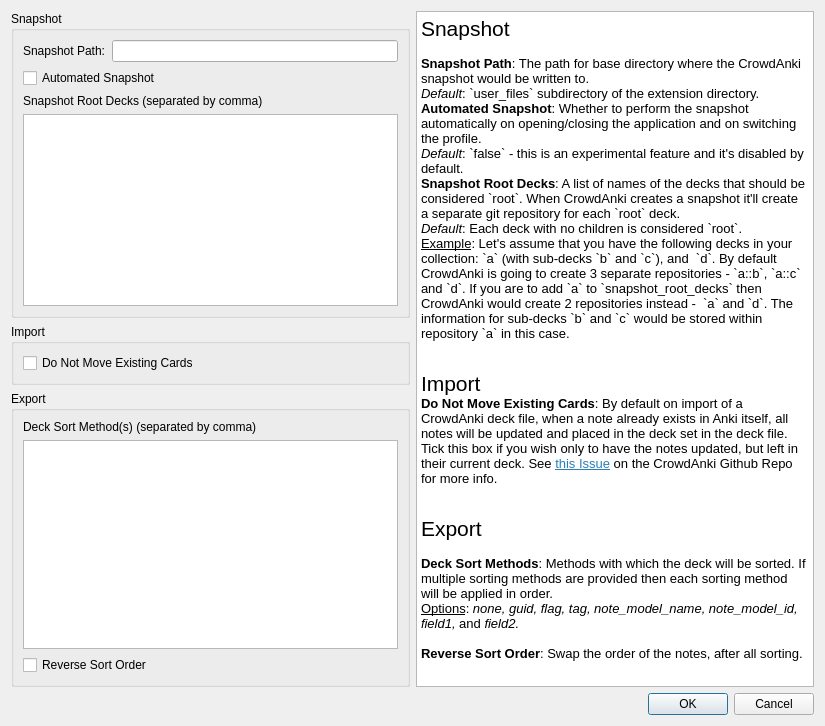
Old version of the form ui_files/config.ui in the repository Stvad/CrowdAnki.
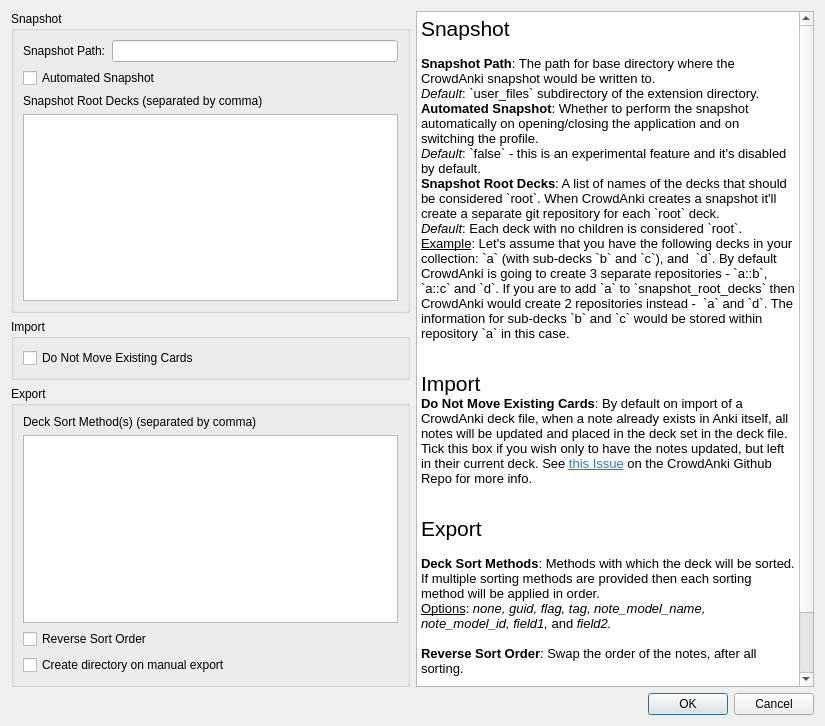
New version of the form.

```diff
--- a/ui_files/config.ui
+++ b/ui_files/config.ui
@@ -97,6 +97,13 @@
             </property>
            </widget>
           </item>
+          <item>
+           <widget class="QCheckBox" name="cb_create_deck_subdirectory">
+            <property name="text">
+             <string>Create directory on manual export</string>
+            </property>
+           </widget>
+          </item>
          </layout>
         </widget>
        </item>
@@ -132,7 +139,9 @@
 &lt;p style=&quot; margin-top:0px; margin-bottom:0px; margin-left:0px; margin-right:0px; -qt-block-indent:0; text-indent:0px;&quot;&gt;&lt;span style=&quot; font-weight:600;&quot;&gt;Deck Sort Methods&lt;/span&gt;: Methods with which the deck will be sorted. If multiple sorting methods are provided then each sorting method will be applied in order.&lt;/p&gt;
 &lt;p style=&quot; margin-top:0px; margin-bottom:0px; margin-left:0px; margin-right:0px; -qt-block-indent:0; text-indent:0px;&quot;&gt;&lt;span style=&quot; text-decoration: underline;&quot;&gt;Options&lt;/span&gt;: &lt;span style=&quot; font-style:italic;&quot;&gt;none, guid, flag, tag, note_model_name, note_model_id, field1, &lt;/span&gt;and&lt;span style=&quot; font-style:italic;&quot;&gt; field2.&lt;/span&gt;&lt;/p&gt;
 &lt;p style=&quot;-qt-paragraph-type:empty; margin-top:0px; margin-bottom:0px; margin-left:0px; margin-right:0px; -qt-block-indent:0; text-indent:0px;&quot;&gt;&lt;br /&gt;&lt;/p&gt;
-&lt;p style=&quot; margin-top:0px; margin-bottom:0px; margin-left:0px; margin-right:0px; -qt-block-indent:0; text-indent:0px;&quot;&gt;&lt;span style=&quot; font-weight:600;&quot;&gt;Reverse Sort Order&lt;/span&gt;: Swap the order of the notes, after all sorting.&lt;/p&gt;&lt;/body&gt;&lt;/html&gt;</string>
+&lt;p style=&quot; margin-top:0px; margin-bottom:0px; margin-left:0px; margin-right:0px; -qt-block-indent:0; text-indent:0px;&quot;&gt;&lt;span style=&quot; font-weight:600;&quot;&gt;Reverse Sort Order&lt;/span&gt;: Swap the order of the notes, after all sorting.&lt;/p&gt;
+&lt;p style=&quot;-qt-paragraph-type:empty; margin-top:0px; margin-bottom:0px; margin-left:0px; margin-right:0px; -qt-block-indent:0; text-indent:0px;&quot;&gt;&lt;br /&gt;&lt;/p&gt;
+&lt;p style=&quot; margin-top:0px; margin-bottom:0px; margin-left:0px; margin-right:0px; -qt-block-indent:0; text-indent:0px;&quot;&gt;&lt;span style=&quot; font-weight:600;&quot;&gt;Create directory on manual export&lt;/span&gt;: When exporting via File -&amp;gt; Export, whether to create a directory (named after the deck) in the selected destination, or whether to export directly in the selected destination.&lt;/p&gt;&lt;/body&gt;&lt;/html&gt;</string>
        </property>
       </widget>
      </item>
```
